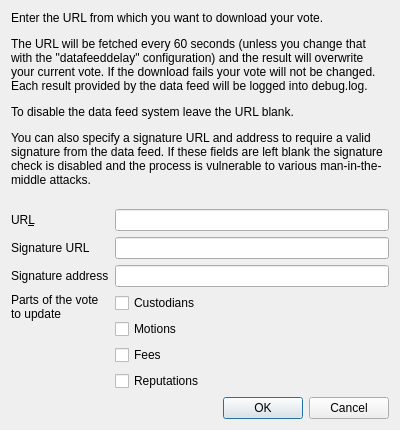
The window that src/qt/forms/datafeeddialog.ui (CoinGame/BCEShadow) describes before a commit, drawn with Qt 5.
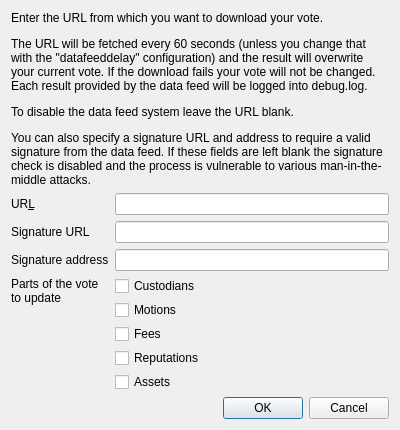
The same window after the commit.

Commit message: first implementation of asset voting

Patch:
```diff
--- a/src/qt/forms/datafeeddialog.ui
+++ b/src/qt/forms/datafeeddialog.ui
@@ -131,6 +131,13 @@
          </property>
         </widget>
        </item>
+       <item>
+        <widget class="QCheckBox" name="assetsCheckBox">
+         <property name="text">
+          <string>Assets</string>
+         </property>
+        </widget>
+       </item>
       </layout>
      </item>
     </layout>
```
The commit also changes 25 other files.
